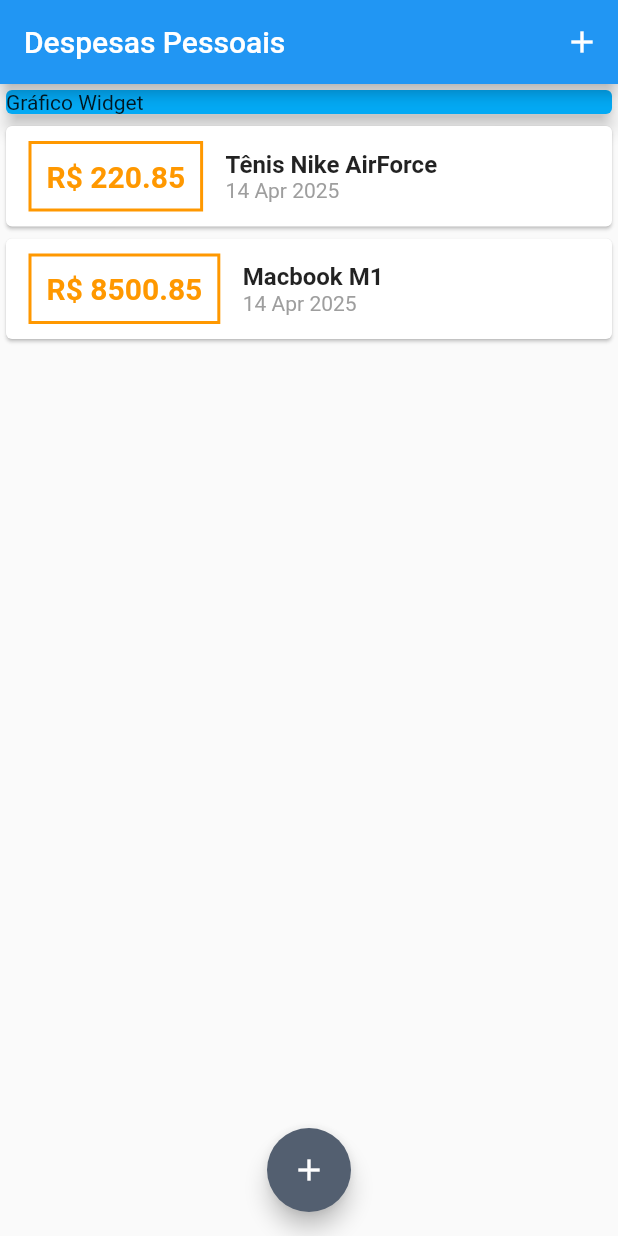
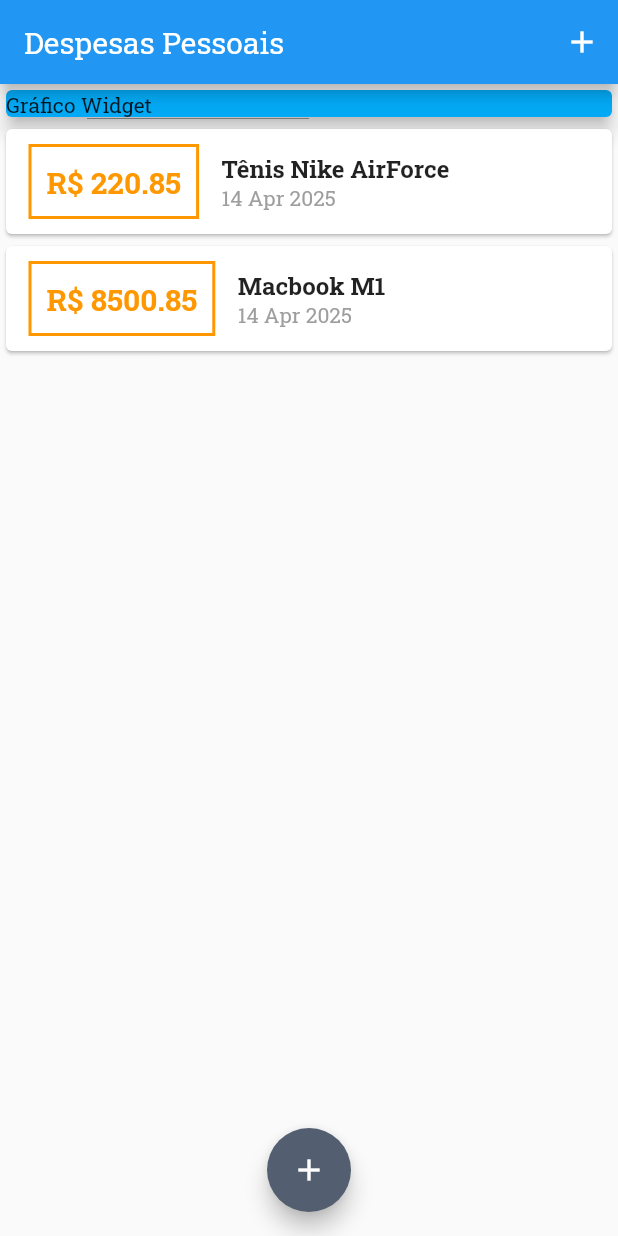
Before and after one commit to Victor-Valedev/ExpensesApp-Trilha-Mobile, a Flutter app: the screen it shows after launch, on a phone screen of 412 x 824 dp. Run offline on Flutter 3.47's test engine with Material 3 defaults, Android fonts, the light colour scheme and no system bars.

Commit message:
feat: adiciona a font RobotoSlab ao tema

```diff
--- a/lib/main.dart
+++ b/lib/main.dart
@@ -9,6 +9,7 @@
 class ExpensesApp extends StatelessWidget {
 
   final ThemeData tema = ThemeData(
+    fontFamily: 'RobotoSlab',
     useMaterial3: false,
     appBarTheme: AppBarTheme(
       backgroundColor: Colors.blue,
```
Also changed, not shown: pubspec.yaml (+6 -6 lines), assets/fonts/RobotoSlab-Black.ttf (added), assets/fonts/RobotoSlab-Bold.ttf (added), assets/fonts/RobotoSlab-ExtraBold.ttf (added), assets/fonts/RobotoSlab-ExtraLight.ttf (added), assets/fonts/RobotoSlab-Light.ttf (added), assets/fonts/RobotoSlab-Medium.ttf (added), assets/fonts/RobotoSlab-Regular.ttf (added), assets/fonts/RobotoSlab-SemiBold.ttf (added), assets/fonts/RobotoSlab-Thin.ttf (added).
